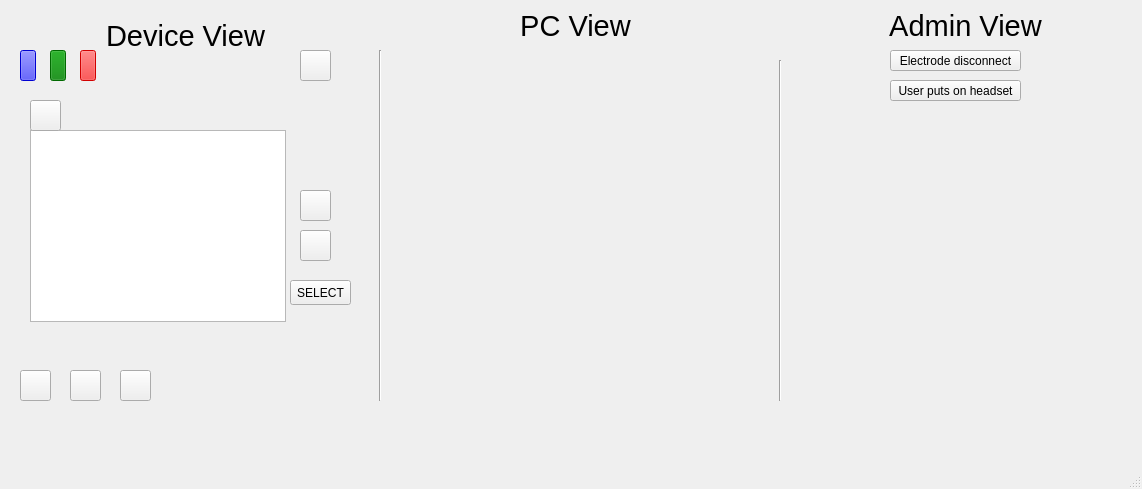
The window that Neuroset/mainwindow.ui (kyleaitken/Neuroset) describes before a commit, drawn with Qt 5.
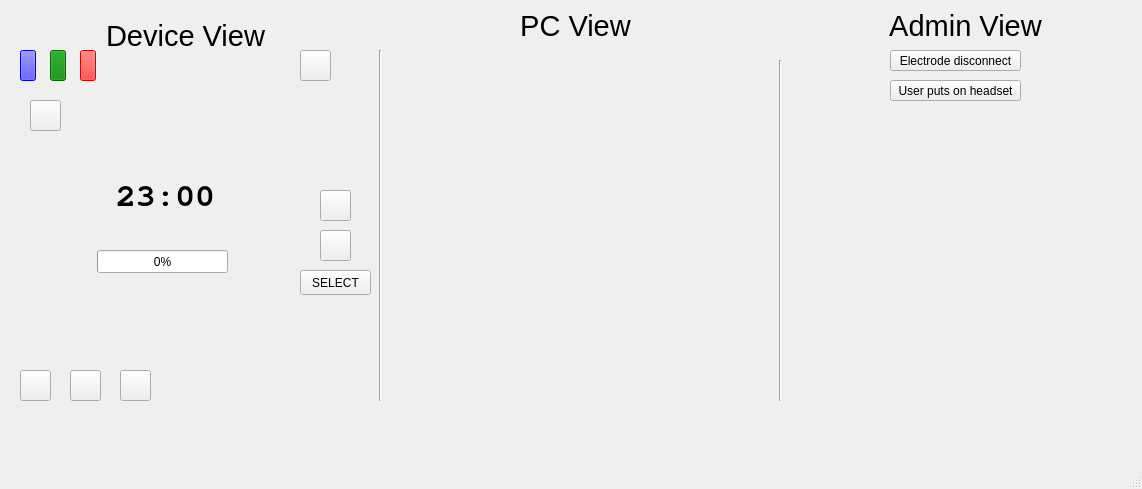
The same window after the commit. The open tabs and pages were chosen to show the change. Icons and pictures are not drawn. Custom widgets are drawn as their Qt base class.

Commit message: Added timer to UI and stop session handling

Diff of the .ui file:
```diff
--- a/Neuroset/mainwindow.ui
+++ b/Neuroset/mainwindow.ui
@@ -278,31 +278,6 @@
      <string>Electrode disconnect</string>
     </property>
    </widget>
-   <widget class="QListView" name="menuView">
-    <property name="geometry">
-     <rect>
-      <x>30</x>
-      <y>130</y>
-      <width>256</width>
-      <height>192</height>
-     </rect>
-    </property>
-    <property name="focusPolicy">
-     <enum>Qt::StrongFocus</enum>
-    </property>
-    <property name="verticalScrollBarPolicy">
-     <enum>Qt::ScrollBarAsNeeded</enum>
-    </property>
-    <property name="horizontalScrollBarPolicy">
-     <enum>Qt::ScrollBarAsNeeded</enum>
-    </property>
-    <property name="selectionBehavior">
-     <enum>QAbstractItemView::SelectRows</enum>
-    </property>
-    <property name="movement">
-     <enum>QListView::Static</enum>
-    </property>
-   </widget>
    <widget class="QPushButton" name="electrodeDisconnect_2">
     <property name="geometry">
      <rect>
@@ -319,7 +294,7 @@
    <widget class="QPushButton" name="upButton">
     <property name="geometry">
      <rect>
-      <x>300</x>
+      <x>320</x>
       <y>190</y>
       <width>31</width>
       <height>31</height>
@@ -336,7 +311,7 @@
    <widget class="QPushButton" name="downButton">
     <property name="geometry">
      <rect>
-      <x>300</x>
+      <x>320</x>
       <y>230</y>
       <width>31</width>
       <height>31</height>
@@ -380,9 +355,9 @@
    <widget class="QPushButton" name="selectButton">
     <property name="geometry">
      <rect>
-      <x>290</x>
-      <y>280</y>
-      <width>61</width>
+      <x>300</x>
+      <y>270</y>
+      <width>71</width>
       <height>25</height>
      </rect>
     </property>
@@ -393,6 +368,88 @@
      <string>SELECT</string>
     </property>
    </widget>
+   <widget class="QStackedWidget" name="screenStack">
+    <property name="geometry">
+     <rect>
+      <x>30</x>
+      <y>130</y>
+      <width>261</width>
+      <height>191</height>
+     </rect>
+    </property>
+    <property name="currentIndex">
+     <number>0</number>
+    </property>
+    <widget class="QWidget" name="menuPage">
+     <widget class="QListView" name="menuView">
+      <property name="geometry">
+       <rect>
+        <x>0</x>
+        <y>0</y>
+        <width>256</width>
+        <height>192</height>
+       </rect>
+      </property>
+      <property name="focusPolicy">
+       <enum>Qt::StrongFocus</enum>
+      </property>
+      <property name="verticalScrollBarPolicy">
+       <enum>Qt::ScrollBarAsNeeded</enum>
+      </property>
+      <property name="horizontalScrollBarPolicy">
+       <enum>Qt::ScrollBarAsNeeded</enum>
+      </property>
+      <property name="selectionBehavior">
+       <enum>QAbstractItemView::SelectRows</enum>
+      </property>
+      <property name="movement">
+       <enum>QListView::Static</enum>
+      </property>
+     </widget>
+    </widget>
+    <widget class="QWidget" name="sessionPage">
+     <widget class="QLabel" name="timerLabel">
+      <property name="geometry">
+       <rect>
+        <x>60</x>
+        <y>40</y>
+        <width>151</width>
+        <height>51</height>
+       </rect>
+      </property>
+      <property name="font">
+       <font>
+        <family>Nimbus Mono L</family>
+        <pointsize>25</pointsize>
+        <weight>75</weight>
+        <bold>true</bold>
+       </font>
+      </property>
+      <property name="styleSheet">
+       <string notr="true"/>
+      </property>
+      <property name="text">
+       <string>23:00</string>
+      </property>
+      <property name="alignment">
+       <set>Qt::AlignCenter</set>
+      </property>
+     </widget>
+     <widget class="QProgressBar" name="progressBar">
+      <property name="geometry">
+       <rect>
+        <x>67</x>
+        <y>120</y>
+        <width>131</width>
+        <height>23</height>
+       </rect>
+      </property>
+      <property name="value">
+       <number>0</number>
+      </property>
+     </widget>
+    </widget>
+   </widget>
   </widget>
   <widget class="QMenuBar" name="menubar">
    <property name="geometry">
```
The commit also changes 8 other files.
